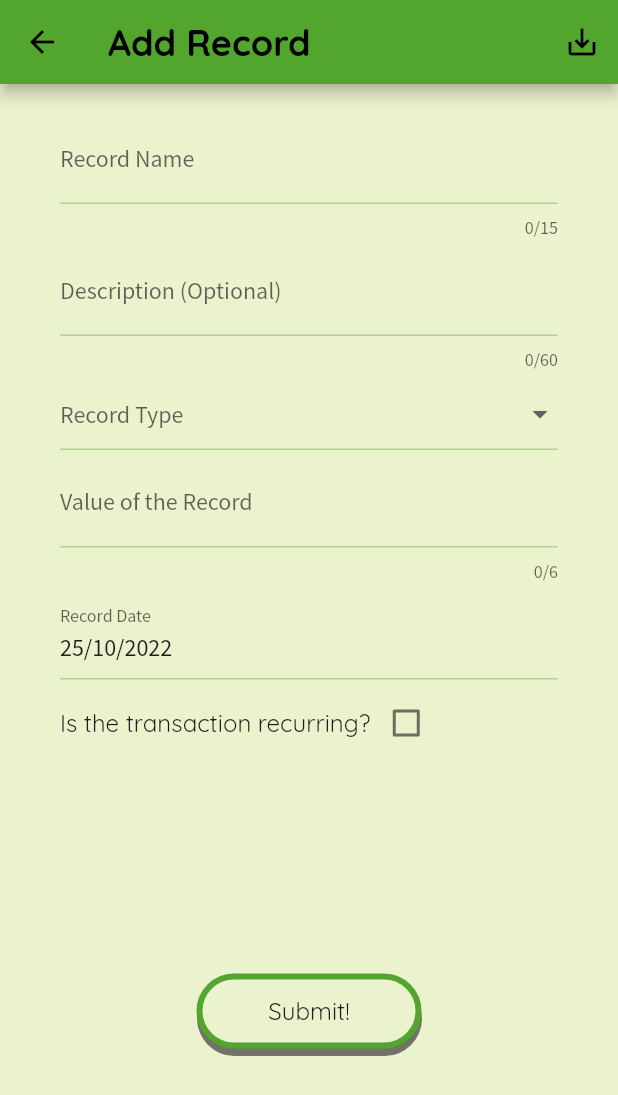
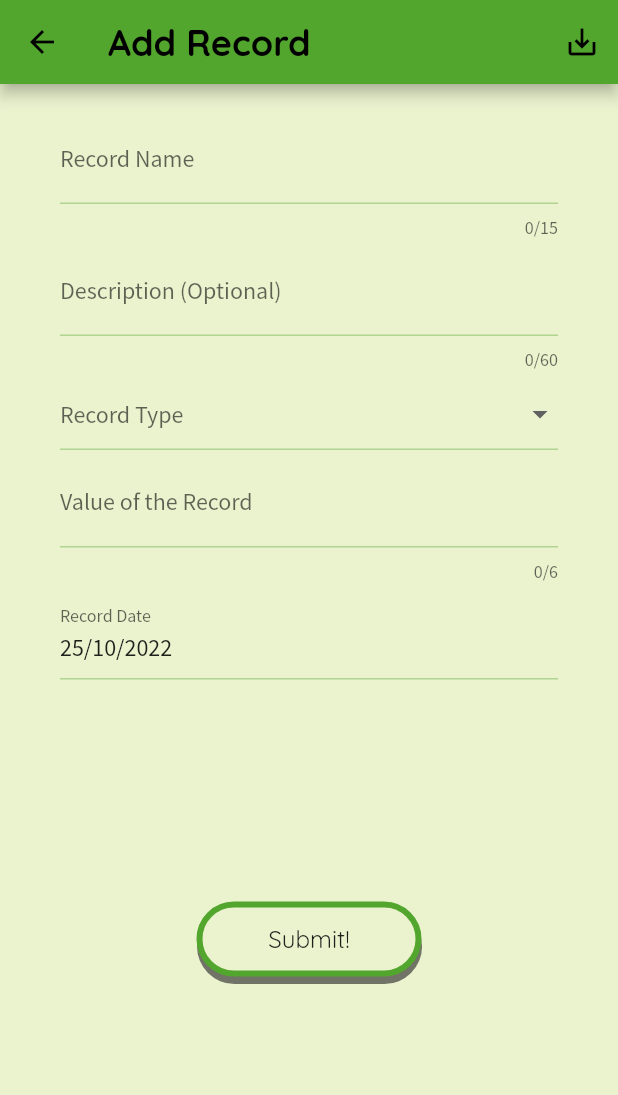
Before and after one commit to MishelV/Cash-Flow-app, a Flutter app: the screen it shows after launch, after a tap on the "add" icon, on a phone screen of 412 x 824 dp. Shown: the top 1095 px of the screen. Run offline on Flutter 3.47's test engine with Material 2 defaults, Android fonts, the phone set to English and light mode, and no system bars; drawn by our look-alikes of date_time_picker; our stand-ins replace hive, hive_flutter, percent_indicator; accounts and stored records are empty.

Commit message:
Remove the option to add recurring records. #34

```diff
--- a/lib/providers/record_provider.dart
+++ b/lib/providers/record_provider.dart
@@ -48,38 +48,40 @@ class RecordProvider with ChangeNotifier {
           date, DateTimeUtil.getDateTime(r.startDate))) {
         monthRecords.add(r);
       }
-      if (r.repeatDays != 0) {
-        Duration recurrenceInDays = Duration(days: r.repeatDays);
-        DateTime startDate = DateTimeUtil.getDateTime(r.startDate);
-        DateTime endDate = DateTimeUtil.getRecentDate(
-            DateTime(date.year, date.month + 1),
-            DateTimeUtil.getDateTime(r.endDate));
 
-        if (r.repeatDays == 30) {
-          //handling the case of monthly recurrence.
-          startDate =
-              DateTime(startDate.year, startDate.month + 1, startDate.day);
-        } else {
-          startDate = startDate.add(recurrenceInDays);
-        }
+      /// Uncomment when we re-add the recurring records.
+      // if (r.repeatDays != 0) {
+      //   Duration recurrenceInDays = Duration(days: r.repeatDays);
+      //   DateTime startDate = DateTimeUtil.getDateTime(r.startDate);
+      //   DateTime endDate = DateTimeUtil.getRecentDate(
+      //       DateTime(date.year, date.month + 1),
+      //       DateTimeUtil.getDateTime(r.endDate));
 
-        int runningIndex = 0;
-        while (startDate.isBefore(endDate)) {
-          runningIndex += 1;
-          if (DateTimeUtil.sameYearMonth(date, startDate)) {
-            Record t = Record(
-                id: "t$runningIndex${DateTime.now().millisecondsSinceEpoch}",
-                repeatDays: r.repeatDays,
-                name: r.name,
-                endDate: r.endDate,
-                startDate: startDate.toString().split(' ')[0],
-                value: r.value,
-                description: r.description);
-            monthRecords.add(t);
-          }
-          startDate = startDate.add(recurrenceInDays);
-        }
-      }
+      //   if (r.repeatDays == 30) {
+      //     //handling the case of monthly recurrence.
+      //     startDate =
+      //         DateTime(startDate.year, startDate.month + 1, startDate.day);
+      //   } else {
+      //     startDate = startDate.add(recurrenceInDays);
+      //   }
+
+      //   int runningIndex = 0;
+      //   while (startDate.isBefore(endDate)) {
+      //     runningIndex += 1;
+      //     if (DateTimeUtil.sameYearMonth(date, startDate)) {
+      //       Record t = Record(
+      //           id: "t$runningIndex${DateTime.now().millisecondsSinceEpoch}",
+      //           repeatDays: r.repeatDays,
+      //           name: r.name,
+      //           endDate: r.endDate,
+      //           startDate: startDate.toString().split(' ')[0],
+      //           value: r.value,
+      //           description: r.description);
+      //       monthRecords.add(t);
+      //     }
+      //     startDate = startDate.add(recurrenceInDays);
+      //   }
+      // }
     }
     return monthRecords;
   }
--- a/lib/screens/edit_record_screen.dart
+++ b/lib/screens/edit_record_screen.dart
@@ -147,7 +147,7 @@ class _EditRecordScreenState extends State<EditRecordScreen> {
           child: Container(
             padding: const EdgeInsets.symmetric(horizontal: 40, vertical: 20),
             child: Column(
-              mainAxisAlignment: MainAxisAlignment.spaceEvenly,
+              mainAxisAlignment: MainAxisAlignment.spaceBetween,
               children: <Widget>[
                 TextFormField(
                   initialValue: _name,
@@ -296,26 +296,6 @@ class _EditRecordScreenState extends State<EditRecordScreen> {
                 const SizedBox(
                   height: 5,
                 ),
-                Row(
-                  children: [
-                    Text(
-                      "Is the transaction recurring?",
-                      style: Theme.of(context).textTheme.bodyText1,
-                    ),
-                    Checkbox(
-                      checkColor: Theme.of(context).colorScheme.onPrimary,
-                      activeColor: Theme.of(context).colorScheme.primary,
-                      value: _recurring,
-                      onChanged: (val) {
-                        setState(
-                          () {
-                            _recurring = val!;
-                          },
-                        );
-                      },
-                    ),
-                  ],
-                ),
                 if (_recurring)
                   DropdownButtonFormField<String>(
                     isDense: true,
--- a/lib/widgets/record_card.dart
+++ b/lib/widgets/record_card.dart
@@ -98,23 +98,13 @@ class _RecordCardState extends State<RecordCard> {
                   ],
                 ),
               ),
-              leading: Column(
-                mainAxisAlignment: MainAxisAlignment.start,
-                children: [
-                  Text(
-                    "${widget.record.value} \$",
-                    style: _getTextStyle(),
-                  ),
-                  if (widget.record.repeatDays != 0)
-                    Icon(
-                      Icons.repeat,
-                      color: _getIconColor(),
-                    ),
-                ],
+              leading: Text(
+                "${widget.record.value} \$",
+                style: _getTextStyle(),
               ),
               trailing: IconButton(
                 icon: Icon(
-                  Icons.delete_forever,
+                  Icons.delete,
                   color: _getIconColor(),
                 ),
                 onPressed: () {
```
